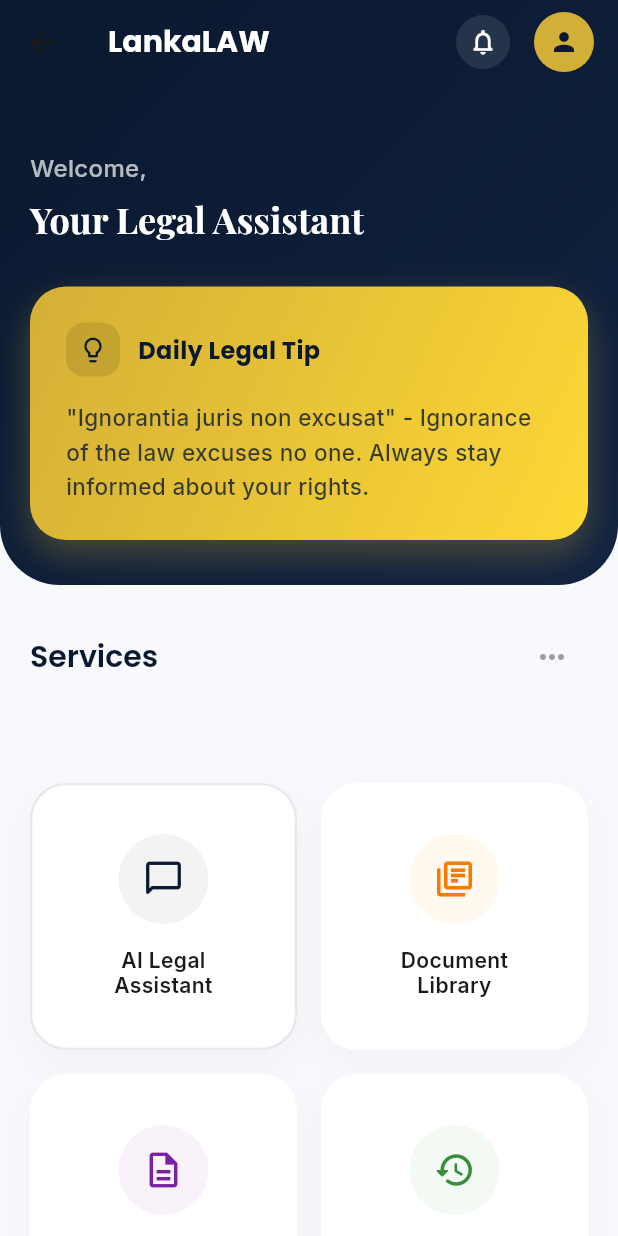
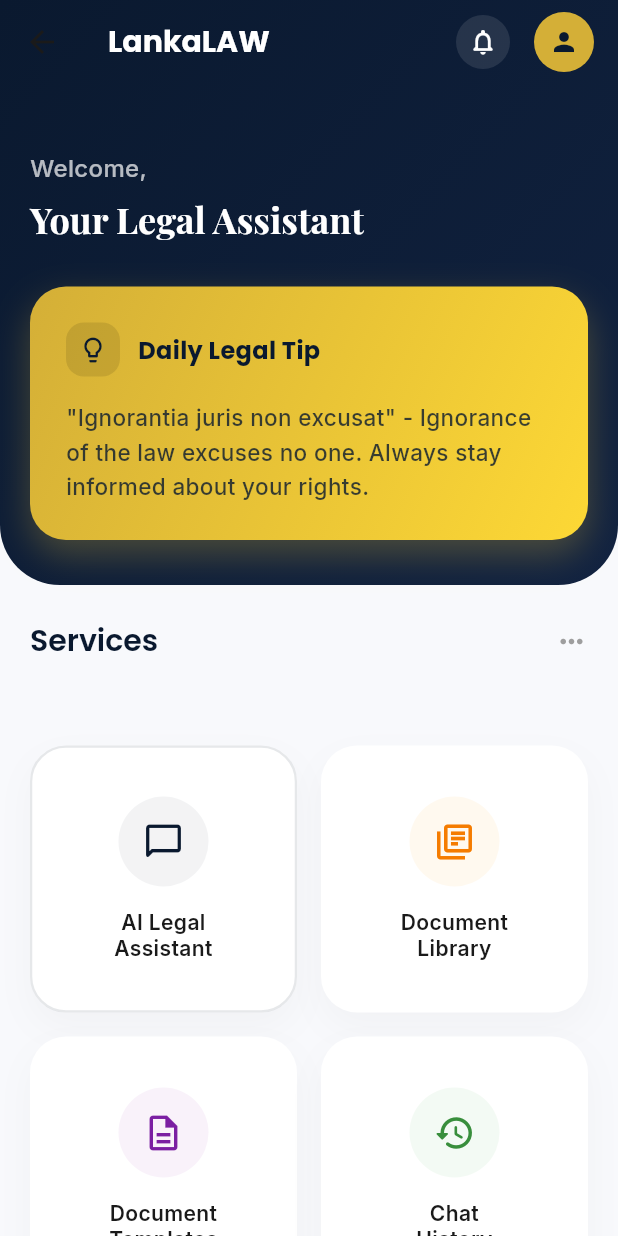
Before and after one commit to LochanaE/lanka_law, a Flutter app: the HomeScreen screen opened by its route, on a phone screen of 412 x 824 dp. Run offline on Flutter 3.47's test engine with Material 3 defaults, Android fonts, the phone set to English and light mode, and no system bars; our stand-ins replace cloud_firestore, firebase_auth, firebase_core, google_fonts, shared_preferences, smooth_page_indicator; accounts and stored records are empty.

Commit message:
change home screen spaces

```diff
--- a/lib/screen_widgets/home_screen.dart
+++ b/lib/screen_widgets/home_screen.dart
@@ -63,9 +63,7 @@
             physics: const BouncingScrollPhysics(),
             padding: EdgeInsets.zero,
             child: Container(
-              constraints: BoxConstraints(
-                minHeight: constraints.maxHeight,
-              ),
+              constraints: BoxConstraints(minHeight: constraints.maxHeight),
               color: AppTheme.backgroundColor,
               child: Column(
                 children: [
@@ -93,10 +91,8 @@
                         const SizedBox(height: 8),
                         Text(
                           "Your Legal Assistant",
-                          style: Theme.of(context).textTheme.displayMedium?.copyWith(
-                            color: Colors.white,
-                            height: 1.2,
-                          ),
+                          style: Theme.of(context).textTheme.displayMedium
+                              ?.copyWith(color: Colors.white, height: 1.2),
                         ),
                         const SizedBox(height: 30),
                         // Daily Tip Card
@@ -166,24 +162,27 @@
                     padding: const EdgeInsets.symmetric(horizontal: 20),
                     child: Column(
                       crossAxisAlignment: CrossAxisAlignment.start,
+                      mainAxisSize: MainAxisSize.min,
                       children: [
                         Row(
                           mainAxisAlignment: MainAxisAlignment.spaceBetween,
+                          crossAxisAlignment: CrossAxisAlignment.center,
                           children: [
                             Text(
                               "Services",
                               style: Theme.of(context).textTheme.headlineSmall,
                             ),
-                            IconButton(
-                              onPressed: () {},
-                              icon: const Icon(
+                            GestureDetector(
+                              onTap: () {},
+                              child: const Icon(
                                 Icons.more_horiz_rounded,
                                 color: Colors.grey,
+                                size: 22,
                               ),
                             ),
                           ],
                         ),
-                        const SizedBox(height: 4),
+
                         GridView.count(
                           crossAxisCount: 2,
                           shrinkWrap: true,
@@ -196,11 +195,10 @@
                               context,
                               icon: Icons.chat_bubble_outline_rounded,
                               title: "AI Legal\nAssistant",
-                              color: Colors
-                                  .blue
-                                  .shade50, // Should update to be more subtle
+                              color: Colors.blue.shade50,
                               iconColor: Colors.blue.shade700,
-                              onTap: () => Navigator.pushNamed(context, '/chat_list'),
+                              onTap: () =>
+                                  Navigator.pushNamed(context, '/chat_list'),
                               isPrimary: true,
                             ),
                             _buildFeatureCard(
@@ -209,7 +207,10 @@
                               title: "Document\nLibrary",
                               color: Colors.orange.shade50,
                               iconColor: Colors.orange.shade700,
-                              onTap: () => Navigator.pushNamed(context, '/document_library'),
+                              onTap: () => Navigator.pushNamed(
+                                context,
+                                '/document_library',
+                              ),
                             ),
                             _buildFeatureCard(
                               context,
@@ -217,7 +218,10 @@
                               title: "Document\nTemplates",
                               color: Colors.purple.shade50,
                               iconColor: Colors.purple.shade700,
-                              onTap: () => Navigator.pushNamed(context, '/document_templates'),
+                              onTap: () => Navigator.pushNamed(
+                                context,
+                                '/document_templates',
+                              ),
                             ),
                             _buildFeatureCard(
                               context,
@@ -225,7 +229,7 @@
                               title: "Chat\nHistory",
                               color: Colors.green.shade50,
                               iconColor: Colors.green.shade700,
-                              onTap: () {}, // Placeholder
+                              onTap: () {},
                             ),
                             _buildFeatureCard(
                               context,
@@ -233,7 +237,7 @@
                               title: "Legal Aid\nFinder",
                               color: Colors.red.shade50,
                               iconColor: Colors.red.shade700,
-                              onTap: () {}, // Placeholder
+                              onTap: () {},
                             ),
                             _buildFeatureCard(
                               context,
@@ -241,13 +245,14 @@
                               title: "Settings",
                               color: Colors.grey.shade100,
                               iconColor: Colors.grey.shade700,
-                              onTap: () {}, // Placeholder
+                              onTap: () {},
                             ),
                           ],
                         ),
                       ],
                     ),
                   ),
+
                   const SizedBox(height: 30),
                 ],
               ),
```
